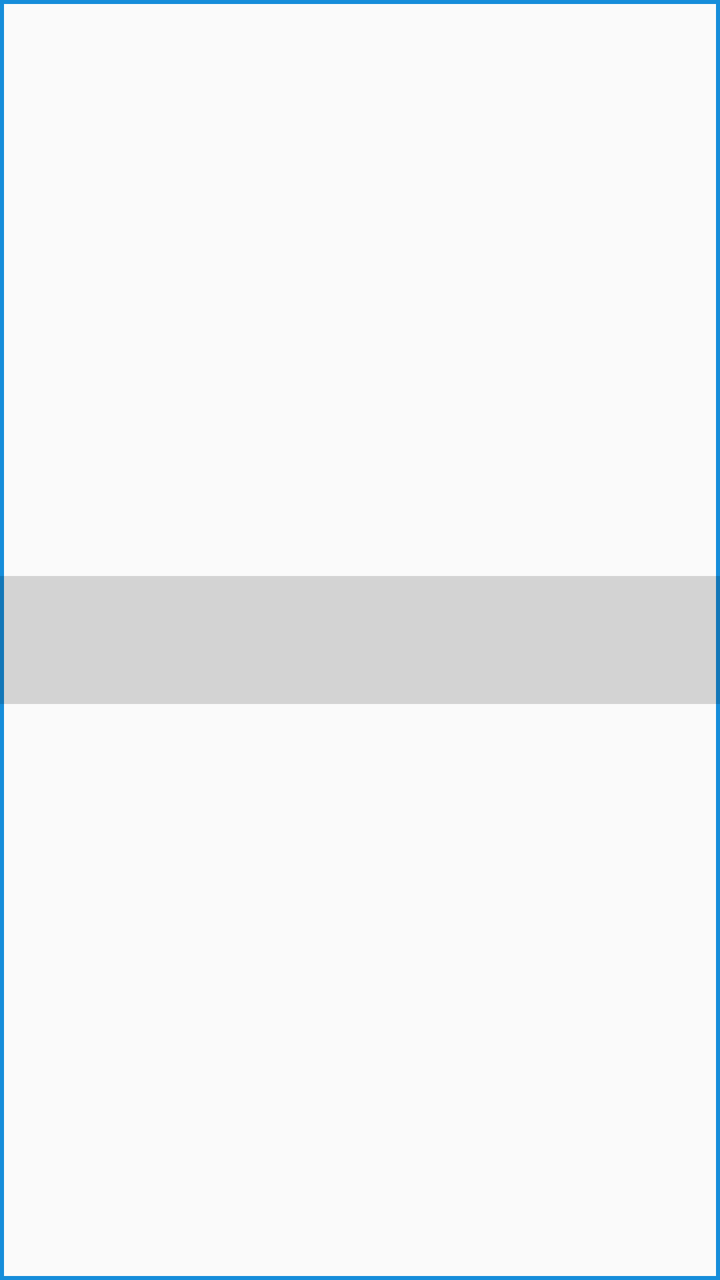
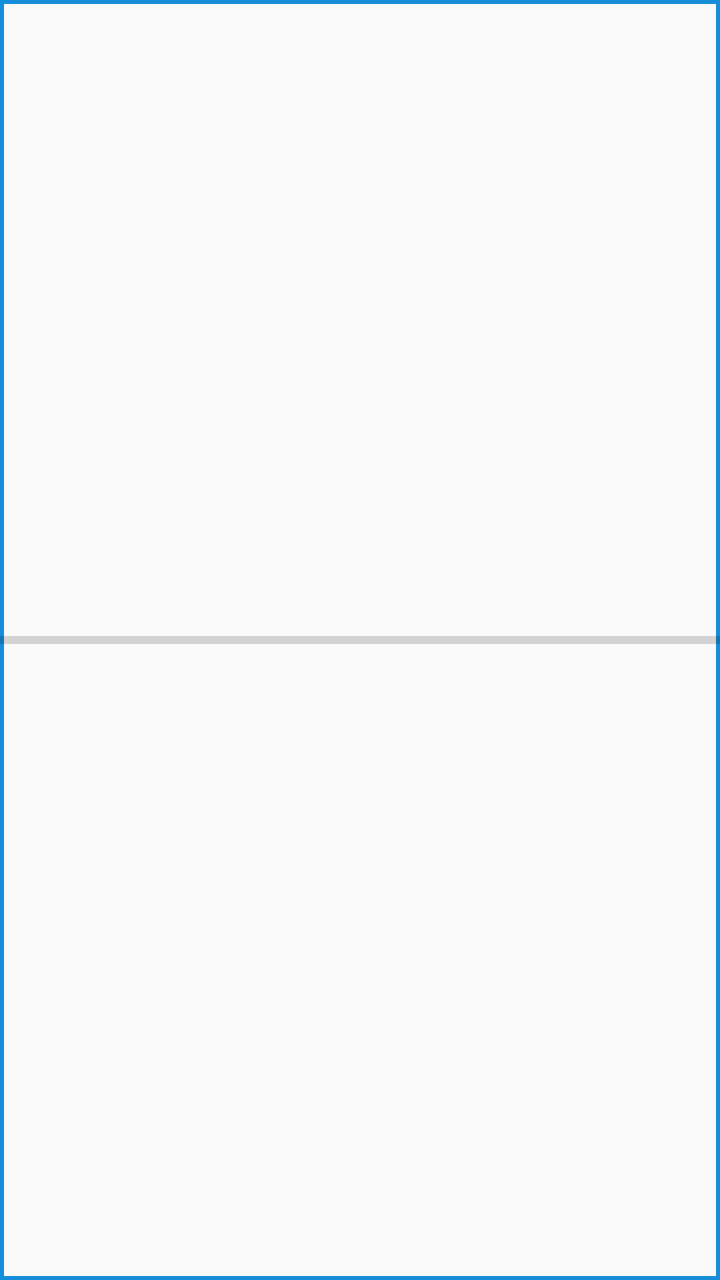

Compare the two renders of this Android layout. The source of the first and the diff that turns it into the second are given below.
<!-- AndroidManifest.xml: application theme AppTheme -->
<!-- res/layout/storage_button.xml -->
<?xml version="1.0" encoding="utf-8"?>
<layout xmlns:android="http://schemas.android.com/apk/res/android"
    xmlns:tools="http://schemas.android.com/tools">

    <data>

        <variable
            name="viewModel"
            type="com.erman.usurf.home.ui.HomeViewModel" />
    </data>

    <RelativeLayout
        android:id="@+id/storageButton"
        android:layout_width="match_parent"
        android:layout_height="match_parent"
        android:background="@drawable/button_ripple_effect"
        android:clickable="true"
        android:focusable="true"
        android:onClick="@{() -> viewModel.onStorageButtonClick(storageButton)}">

        <ProgressBar
            android:id="@+id/progressBar"
            style="?android:attr/progressBarStyleHorizontal"
            android:layout_width="match_parent"
            android:layout_height="match_parent"
            android:layout_marginEnd="0dp"
            android:layout_marginRight="0dp"
            android:layout_marginBottom="0dp"
            android:scaleY="16"
            android:progress="@{viewModel.getUsedStoragePercentage(storageButton)}" />

        <TextView
            android:id="@+id/buttonText"
            android:layout_width="wrap_content"
            android:layout_height="wrap_content"
            android:layout_alignStart="@id/progressBar"
            android:layout_alignLeft="@id/progressBar"
            android:layout_alignTop="@id/progressBar"
            android:layout_alignEnd="@id/progressBar"
            android:layout_alignRight="@id/progressBar"
            android:layout_alignBottom="@id/progressBar"
            android:gravity="center"
            android:maxLines="1"
            android:textSize="18sp" />
    </RelativeLayout>
</layout>
<!-- resources referenced by this layout -->
<resources>
  <!-- drawable button_ripple_effect (drawable) -->
  <?xml version="1.0" encoding="utf-8"?>
  <ripple xmlns:android="http://schemas.android.com/apk/res/android"
      xmlns:tools="http://schemas.android.com/tools"
      android:color="@color/lightBlue"
      tools:targetApi="lollipop">
      <item android:id="@android:id/mask">
          <shape android:shape="rectangle">
              <corners android:radius="0dp" />
              <solid android:color="@color/lightBlue" />
          </shape>
      </item>
      <item
          android:drawable="@drawable/button_frame"
          android:state_checked="false" />
  </ripple>
  <style name="AppTheme" parent="Theme.AppCompat.DayNight.DarkActionBar">
          
          <item name="colorPrimary">@color/colorPrimary</item>
          <item name="colorPrimaryDark">@color/colorPrimaryDark</item>
          <item name="colorAccent">@color/colorAccent</item>
      </style>
  <color name="lightBlue">#99CBFD</color>
  <!-- drawable button_frame (drawable) -->
  <?xml version="1.0" encoding="utf-8"?>
  <shape xmlns:android="http://schemas.android.com/apk/res/android"
      android:layout_width="wrap_content"
      android:layout_height="wrap_content"
      android:shape="rectangle">
  
      <corners android:radius="0dp" />
      <stroke
          android:width="2dp"
          android:color="#168DDA" />
  </shape>
  <color name="colorPrimary">#168DDA</color>
  <color name="colorPrimaryDark">#000000</color>
  <color name="colorAccent">#168DDA</color>
</resources>

<!-- the commit's change to res/layout/storage_button.xml (unified diff, before → after) -->
@@ -1,6 +1,5 @@
 <?xml version="1.0" encoding="utf-8"?>
-<layout xmlns:android="http://schemas.android.com/apk/res/android"
-    xmlns:tools="http://schemas.android.com/tools">
+<layout xmlns:android="http://schemas.android.com/apk/res/android">
 
     <data>
 
@@ -26,7 +25,6 @@
             android:layout_marginEnd="0dp"
             android:layout_marginRight="0dp"
             android:layout_marginBottom="0dp"
-            android:scaleY="16"
             android:progress="@{viewModel.getUsedStoragePercentage(storageButton)}" />
 
         <TextView
